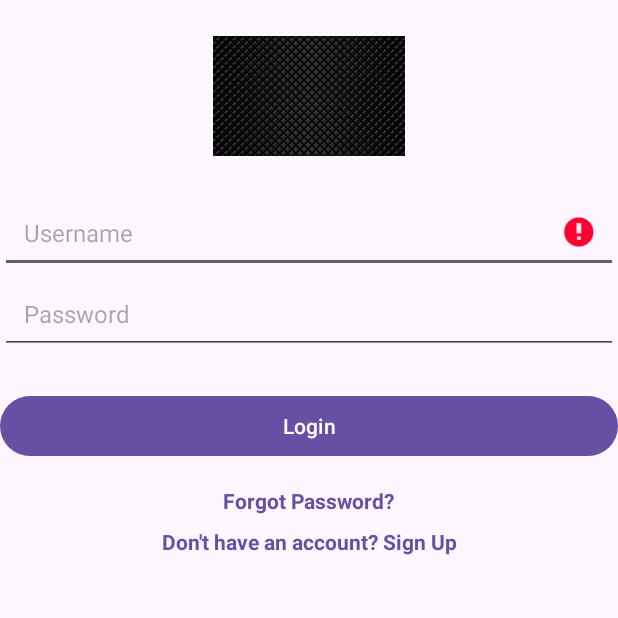
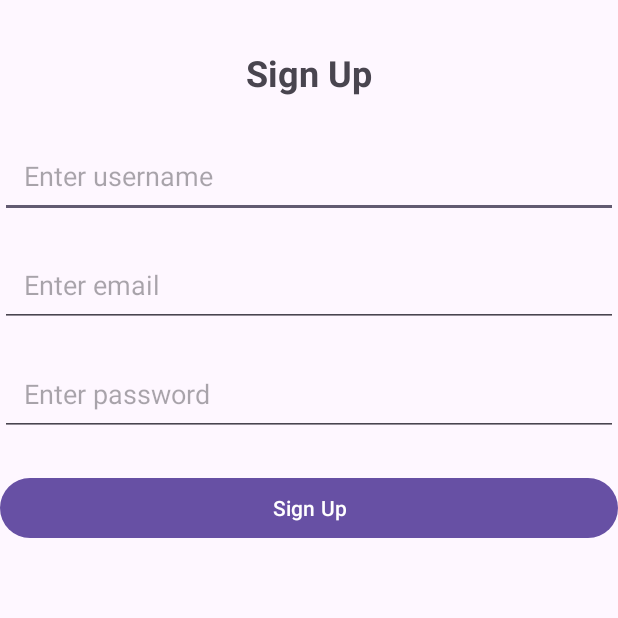
Before and after one commit to MTusek/game_progression, an Android app: the screen it shows after launch (LoginActivity before the commit, SignUpActivity after it), after a tap on "Don't have an account? Sign Up", on a phone screen of 412 x 824 dp, the top half of it. Run offline under Robolectric (Android 15) with nearby library versions, the phone set to English and light mode, and no system bars; 2 other taps on this screen came first.

Commit message:
Added ForgotPassword and SignUp activity

```diff
--- a/app/src/main/AndroidManifest.xml
+++ b/app/src/main/AndroidManifest.xml
@@ -12,6 +12,12 @@
         android:supportsRtl="true"
         android:theme="@style/Theme.GameProgression"
         tools:targetApi="34">
+        <activity
+            android:name=".SignUpActivity"
+            android:exported="false" />
+        <activity
+            android:name=".ForgotPasswordActivity"
+            android:exported="false" />
         <activity
             android:name=".MainActivity"
             android:exported="true" />
--- a/app/src/main/java/com/example/gameprogression/LoginActivity.java
+++ b/app/src/main/java/com/example/gameprogression/LoginActivity.java
@@ -36,18 +36,14 @@ public class LoginActivity extends AppCompatActivity {
             }
         });
 
-        forgotPassword.setOnClickListener(new View.OnClickListener() {
-            @Override
-            public void onClick(View v) {
-                Toast.makeText(LoginActivity.this, "Password", Toast.LENGTH_SHORT).show();
-            }
+        forgotPassword.setOnClickListener(v -> {
+            Intent intent = new Intent(LoginActivity.this, ForgotPasswordActivity.class);
+            startActivity(intent);
         });
 
-        signUp.setOnClickListener(new View.OnClickListener() {
-            @Override
-            public void onClick(View v) {
-                Toast.makeText(LoginActivity.this, "Sign Up", Toast.LENGTH_SHORT).show();
-            }
+        signUp.setOnClickListener(v -> {
+            Intent intent = new Intent(LoginActivity.this, SignUpActivity.class);
+            startActivity(intent);
         });
     }
 
--- /dev/null
+++ b/app/src/main/java/com/example/gameprogression/SignUpActivity.java
@@ -0,0 +1,43 @@
+package com.example.gameprogression;
+
+import android.os.Bundle;
+import android.view.View;
+import android.widget.Button;
+import android.widget.EditText;
+import android.widget.Toast;
+
+import androidx.appcompat.app.AppCompatActivity;
+
+public class SignUpActivity extends AppCompatActivity {
+
+    private EditText usernameInput, emailInput, passwordInput;
+    private Button signUpButton;
+
+    @Override
+    protected void onCreate(Bundle savedInstanceState) {
+        super.onCreate(savedInstanceState);
+        setContentView(R.layout.activity_sign_up);
+
+        usernameInput = findViewById(R.id.usernameInput);
+        emailInput = findViewById(R.id.signUpEmailInput);
+        passwordInput = findViewById(R.id.passwordInput);
+        signUpButton = findViewById(R.id.signUpButton);
+
+        signUpButton.setOnClickListener(new View.OnClickListener() {
+            @Override
+            public void onClick(View v) {
+                String username = usernameInput.getText().toString().trim();
+                String email = emailInput.getText().toString().trim();
+                String password = passwordInput.getText().toString().trim();
+
+                if (username.isEmpty() || email.isEmpty() || password.isEmpty()) {
+                    Toast.makeText(SignUpActivity.this, "All fields are required", Toast.LENGTH_SHORT).show();
+                } else {
+                    // Simulate sign-up process (replace with backend API logic)
+                    Toast.makeText(SignUpActivity.this, "Account created successfully!", Toast.LENGTH_SHORT).show();
+                    finish(); // Close the activity
+                }
+            }
+        });
+    }
+}
--- /dev/null
+++ b/app/src/main/res/layout/activity_sign_up.xml
@@ -0,0 +1,70 @@
+<?xml version="1.0" encoding="utf-8"?>
+<androidx.constraintlayout.widget.ConstraintLayout
+    xmlns:android="http://schemas.android.com/apk/res/android"
+    xmlns:app="http://schemas.android.com/apk/res-auto"
+    xmlns:tools="http://schemas.android.com/tools"
+    android:layout_width="match_parent"
+    android:layout_height="match_parent"
+    tools:context=".SignUpActivity">
+
+
+    <TextView
+        android:id="@+id/titleSignUp"
+        android:layout_width="wrap_content"
+        android:layout_height="wrap_content"
+        android:text="Sign Up"
+        android:textSize="24sp"
+        android:textStyle="bold"
+        app:layout_constraintTop_toTopOf="parent"
+        app:layout_constraintStart_toStartOf="parent"
+        app:layout_constraintEnd_toEndOf="parent"
+        android:layout_marginTop="32dp" />
+
+    <!-- Username Input -->
+    <EditText
+        android:id="@+id/usernameInput"
+        android:layout_width="0dp"
+        android:layout_height="wrap_content"
+        android:hint="Enter username"
+        android:padding="16dp"
+        app:layout_constraintTop_toBottomOf="@id/titleSignUp"
+        app:layout_constraintStart_toStartOf="parent"
+        app:layout_constraintEnd_toEndOf="parent"
+        android:layout_marginTop="24dp" />
+
+    <!-- Email Input -->
+    <EditText
+        android:id="@+id/signUpEmailInput"
+        android:layout_width="0dp"
+        android:layout_height="wrap_content"
+        android:hint="Enter email"
+        android:inputType="textEmailAddress"
+        android:padding="16dp"
+        app:layout_constraintTop_toBottomOf="@id/usernameInput"
+        app:layout_constraintStart_toStartOf="parent"
+        app:layout_constraintEnd_toEndOf="parent"
+        android:layout_marginTop="16dp" />
+
+    <!-- Password Input -->
+    <EditText
+        android:id="@+id/passwordInput"
+        android:layout_width="0dp"
+        android:layout_height="wrap_content"
+        android:hint="Enter password"
+        android:inputType="textPassword"
+        android:padding="16dp"
+        app:layout_constraintTop_toBottomOf="@id/signUpEmailInput"
+        app:layout_constraintStart_toStartOf="parent"
+        app:layout_constraintEnd_toEndOf="parent"
+        android:layout_marginTop="16dp" />
+
+    <Button
+        android:id="@+id/signUpButton"
+        android:layout_width="0dp"
+        android:layout_height="wrap_content"
+        android:text="Sign Up"
+        app:layout_constraintTop_toBottomOf="@id/passwordInput"
+        app:layout_constraintStart_toStartOf="parent"
+        app:layout_constraintEnd_toEndOf="parent"
+        android:layout_marginTop="24dp" />
+</androidx.constraintlayout.widget.ConstraintLayout>
```
Also changed, not shown: app/src/main/java/com/example/gameprogression/ForgotPasswordActivity.java (added, +35 -0 lines), app/src/main/res/layout/activity_forgot_password.xml (added, +44 -0 lines).
